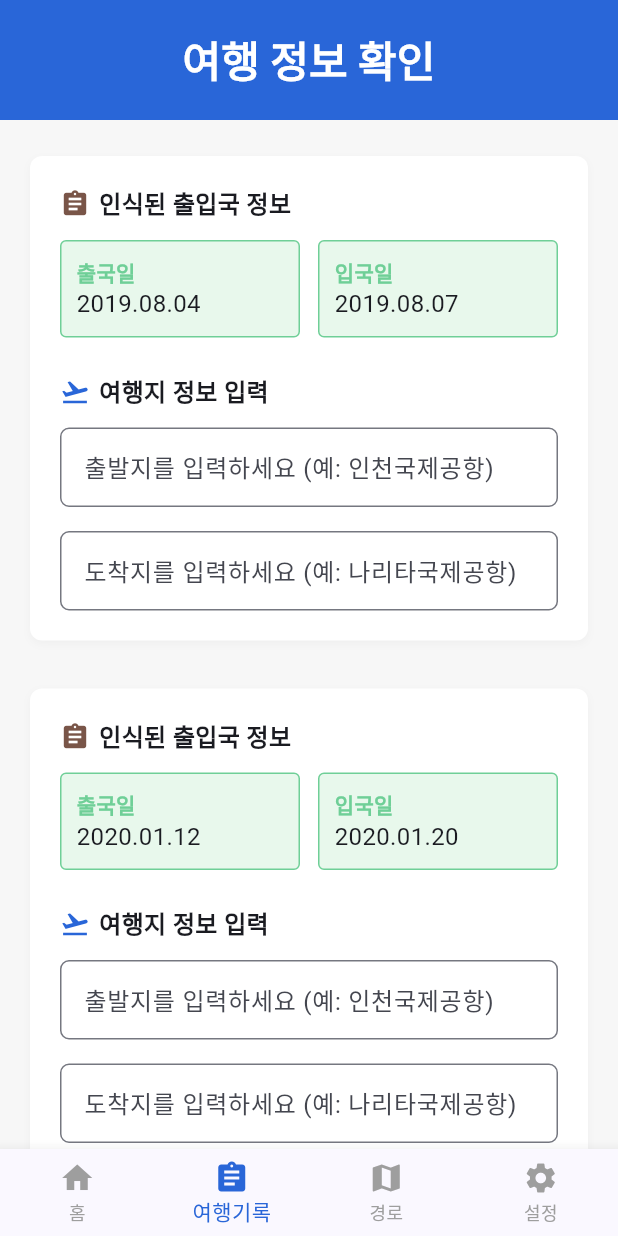
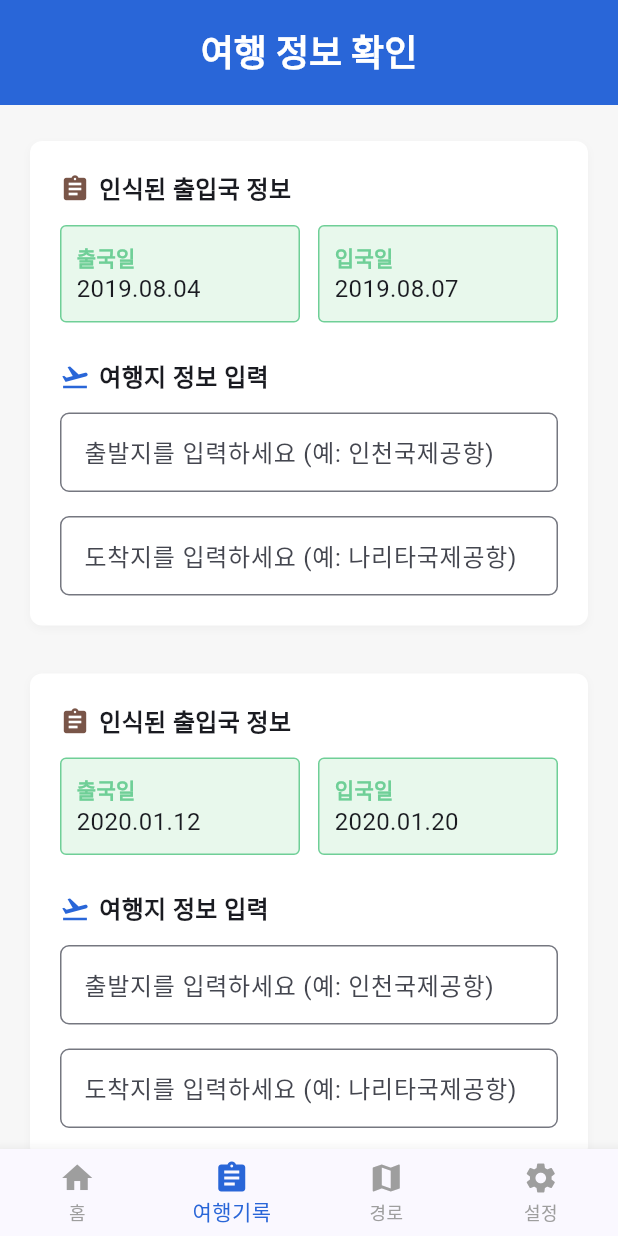
Before and after one commit to maniabang/flutter, a Flutter app: the screen it shows after launch, item 2 of the bottom bar chosen, on a phone screen of 412 x 824 dp. Run offline on Flutter 3.47's test engine with Material 3 defaults, Android fonts, the light colour scheme and no system bars; our stand-ins replace file_picker, firebase_core, firebase_storage, flutter_map, image_picker, latlong2; missing offline and left inert: google_mlkit_text_recognition; accounts and stored records are empty.

Commit message:
Unite Header UI

```diff
--- a/myflight/lib/home_screen.dart
+++ b/myflight/lib/home_screen.dart
@@ -363,11 +363,11 @@ class _HomeScreenState extends State<HomeScreen> {
           'MyFlight',
           style: TextStyle(
             color: Colors.white,
-            fontSize: 32,
+            fontSize: 24,
             fontWeight: FontWeight.bold,
           ),
         ),
-        toolbarHeight: 100,
+        toolbarHeight: 70,
       ),
       body: Stack(
         children: [
--- a/myflight/lib/travel_info_page.dart
+++ b/myflight/lib/travel_info_page.dart
@@ -30,6 +30,7 @@ class TravelInfoPage extends StatelessWidget {
   Widget build(BuildContext context) {
     return Scaffold(
       backgroundColor: const Color(0xFFF7F7F7),
+      resizeToAvoidBottomInset: true, // 키보드가 올라올 때 화면 조정
       appBar: AppBar(
         backgroundColor: const Color(0xFF2966D8),
         elevation: 0,
@@ -38,13 +39,18 @@ class TravelInfoPage extends StatelessWidget {
           '여행 정보 확인',
           style: TextStyle(
             color: Colors.white,
-            fontSize: 28,
+            fontSize: 24,
             fontWeight: FontWeight.bold,
           ),
         ),
-        toolbarHeight: 80,
+        toolbarHeight: 70,
       ),
-      body: ListView.builder(
+      body: GestureDetector(
+        onTap: () {
+          // 화면 다른 부분 탭하면 키보드 닫기
+          FocusScope.of(context).unfocus();
+        },
+        child: ListView.builder(
           padding: const EdgeInsets.symmetric(vertical: 24, horizontal: 20),
           itemCount: mockTravelList.length,
           itemBuilder: (context, idx) {
@@ -158,6 +164,7 @@ class TravelInfoPage extends StatelessWidget {
             );
           },
         ),
+      ),
     );
   }
 }
```
Lines whose indentation alone changed are shown as unchanged.
